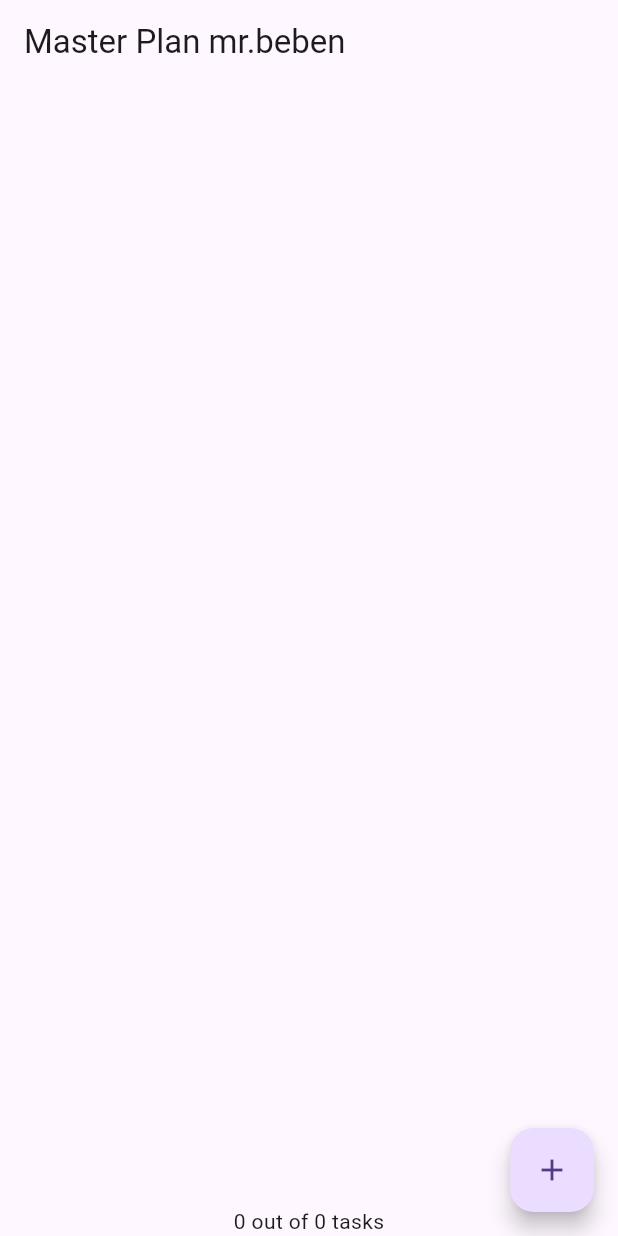
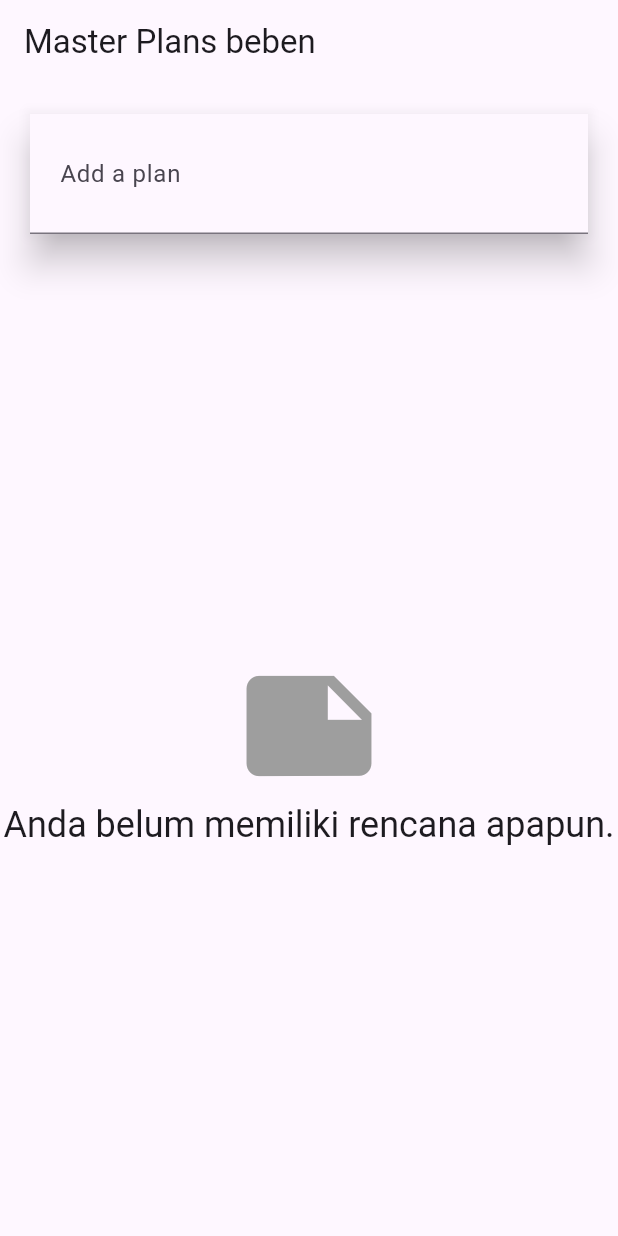
Before and after one commit to muhamadbeben/master_plan, a Flutter app: the screen it shows after launch, on a phone screen of 412 x 824 dp. Run offline on Flutter 3.47's test engine with Material 3 defaults, Android fonts, the phone set to English and light mode, and no system bars.

Commit message:
Praktikum3

```diff
--- a/lib/main.dart
+++ b/lib/main.dart
@@ -1,5 +1,5 @@
 import 'package:flutter/material.dart';
-import '../views/plan_screen.dart';
+import '../views/plan_creator_screen.dart';
 import '../provider/plan_provider.dart';
 import '../models/data_layer.dart';
 
@@ -10,11 +10,12 @@ class MasterPlanApp extends StatelessWidget {
 
   @override
   Widget build(BuildContext context) {
-    return MaterialApp(
-      theme: ThemeData(primarySwatch: Colors.purple),
-      home: PlanProvider(
-        notifier: ValueNotifier<Plan>(const Plan()),
-        child: const PlanScreen(),
+    return PlanProvider(
+      notifier: ValueNotifier<List<Plan>>(const []),
+      child: MaterialApp(
+        title: 'State management app', // Corrected quote here
+        theme: ThemeData(primarySwatch: Colors.blue),
+        home: const PlanCreatorScreen(plan: Plan()),
       ),
     );
   }
--- a/lib/provider/plan_provider.dart
+++ b/lib/provider/plan_provider.dart
@@ -1,13 +1,16 @@
 import 'package:flutter/material.dart';
 import '../models/data_layer.dart';
 
-class PlanProvider extends InheritedNotifier<ValueNotifier<Plan>> {
-  const PlanProvider({super.key, required Widget child, required
-   ValueNotifier<Plan> notifier})
-  : super(child: child, notifier: notifier);
+class PlanProvider extends InheritedNotifier<ValueNotifier<List<Plan>>> {
+  const PlanProvider({
+    super.key,
+    required super.child,
+    required ValueNotifier<List<Plan>> super.notifier,
+  });
 
-  static ValueNotifier<Plan> of(BuildContext context) {
-   return context.
-    dependOnInheritedWidgetOfExactType<PlanProvider>()!.notifier!;
+  static ValueNotifier<List<Plan>> of(BuildContext context) {
+    return context
+        .dependOnInheritedWidgetOfExactType<PlanProvider>()!
+        .notifier!;
   }
 }
--- /dev/null
+++ b/lib/views/plan_creator_screen.dart
@@ -0,0 +1,97 @@
+import 'package:flutter/material.dart';
+import '../provider/plan_provider.dart';
+import '../views/plan_screen.dart';
+import '../models/data_layer.dart';
+
+class PlanCreatorScreen extends StatefulWidget {
+  final Plan plan;
+  const PlanCreatorScreen({super.key, required this.plan});
+
+  @override
+  State createState() => _PlanCreatorScreenState();
+}
+
+class _PlanCreatorScreenState extends State<PlanCreatorScreen> {
+  final textController = TextEditingController();
+
+  @override
+  Widget build(BuildContext context) {
+    return Scaffold(
+      // ganti ‘Namaku' dengan nama panggilan Anda
+      appBar: AppBar(title: const Text('Master Plans beben')),
+      body: Column(
+        children: [_buildListCreator(), Expanded(child: _buildMasterPlans())],
+      ),
+    );
+  }
+
+  Widget _buildListCreator() {
+    return Padding(
+      padding: const EdgeInsets.all(20.0),
+      child: Material(
+        color: Theme.of(context).cardColor,
+        elevation: 10,
+        child: TextField(
+          controller: textController,
+          decoration: const InputDecoration(
+            labelText: 'Add a plan',
+            contentPadding: EdgeInsets.all(20),
+          ),
+          onEditingComplete: addPlan,
+        ),
+      ),
+    );
+  }
+
+  void addPlan() {
+    final text = textController.text;
+    if (text.isEmpty) {
+      return;
+    }
+    final plan = Plan(name: text, tasks: []);
+    ValueNotifier<List<Plan>> planNotifier = PlanProvider.of(context);
+    planNotifier.value = List<Plan>.from(planNotifier.value)..add(plan);
+    textController.clear();
+    FocusScope.of(context).requestFocus(FocusNode());
+    setState(() {});
+  }
+
+  Widget _buildMasterPlans() {
+    ValueNotifier<List<Plan>> planNotifier = PlanProvider.of(context);
+    List<Plan> plans = planNotifier.value;
+
+    if (plans.isEmpty) {
+      return Column(
+        mainAxisAlignment: MainAxisAlignment.center,
+        children: <Widget>[
+          const Icon(Icons.note, size: 100, color: Colors.grey),
+          Text(
+            'Anda belum memiliki rencana apapun.',
+            style: Theme.of(context).textTheme.headlineSmall,
+          ),
+        ],
+      );
+    }
+    return ListView.builder(
+      itemCount: plans.length,
+      itemBuilder: (context, index) {
+        final plan = plans[index];
+        return ListTile(
+          title: Text(plan.name),
+          subtitle: Text(plan.completenessMessage),
+          onTap: () {
+            Navigator.of(
+              context,
+            ).push(MaterialPageRoute(builder: (_) => PlanScreen(plan: plan)));
+          },
+        );
+      },
+    );
+  }
+
+  @override
+  void dispose() {
+    textController.dispose();
+    super.dispose();
+  }
+}
```
Also changed, not shown: lib/views/plan_screen.dart (+85 -58 lines), 2 other files.
